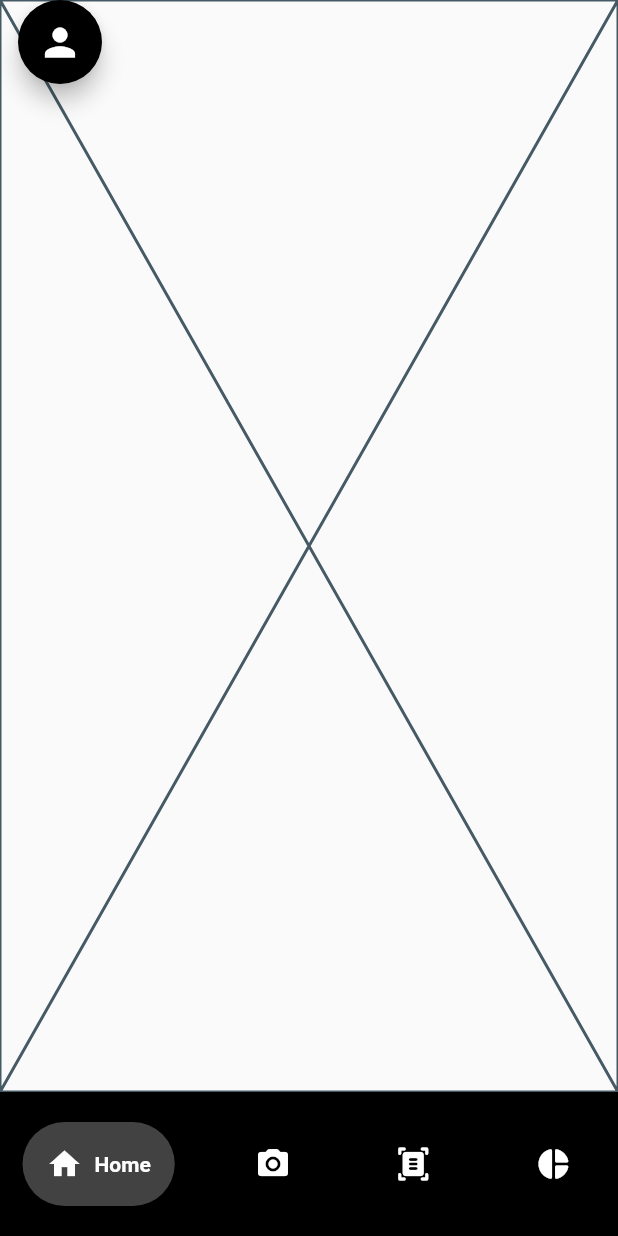
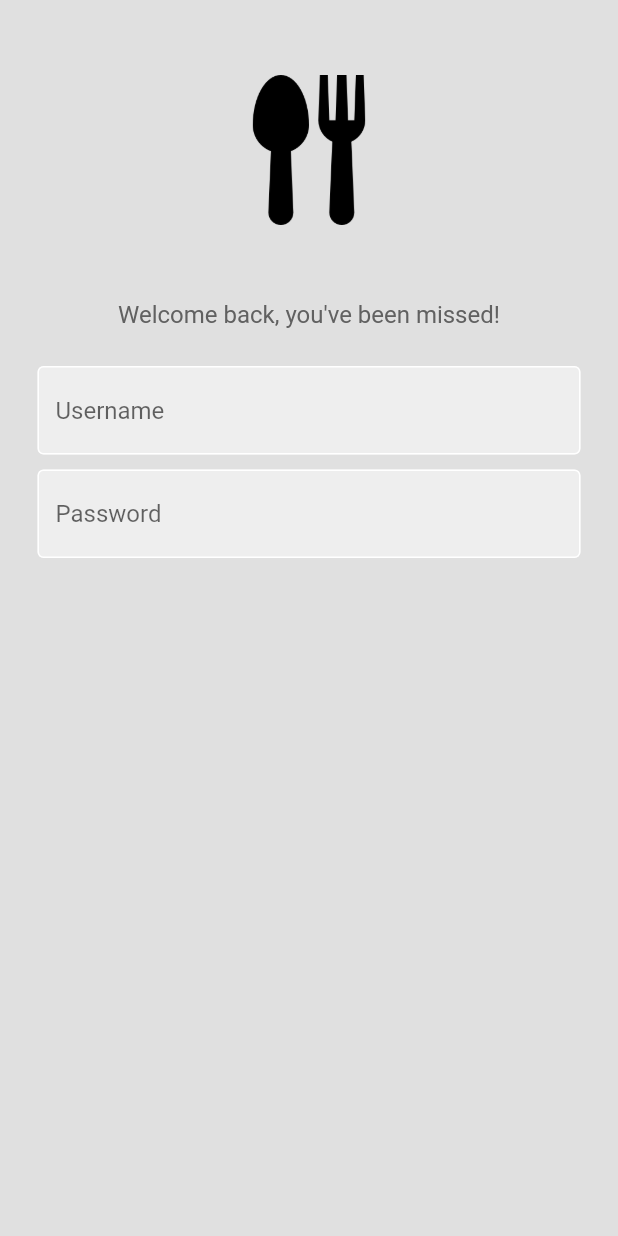
Before and after one commit to VishnuVardhanBR/NutriLens, a Flutter app: the screen it shows after launch, on a phone screen of 412 x 824 dp. Run offline on Flutter 3.47's test engine with Material 2 defaults, Android fonts, the phone set to English and light mode, and no system bars; drawn by our look-alikes of flutter_advanced_drawer, google_nav_bar; our stand-ins replace firebase_core, image_picker; accounts and stored records are empty.

Commit message:
added login page basic

```diff
--- /dev/null
+++ b/lib/components/text_field.dart
@@ -0,0 +1,36 @@
+import 'package:flutter/material.dart';
+
+class MyTextField extends StatelessWidget {
+  final controller;
+  final String hintText;
+  final bool obscureText;
+
+  const MyTextField({
+    super.key,
+    required this.controller,
+    required this.hintText,
+    required this.obscureText,
+  });
+
+  @override
+  Widget build(BuildContext context) {
+    return Padding(
+      padding: const EdgeInsets.symmetric(horizontal: 25.0),
+      child: TextField(
+        controller: controller,
+        obscureText: obscureText,
+        decoration: InputDecoration(
+          enabledBorder: const OutlineInputBorder(
+            borderSide: BorderSide(color: Colors.white),
+          ),
+          focusedBorder: OutlineInputBorder(
+            borderSide: BorderSide(color: Colors.grey.shade400),
+          ),
+          fillColor: Colors.grey[200],
+          filled: true,
+          hintText: hintText,
+        ),
+      ),
+    );
+  }
+}
--- a/lib/main.dart
+++ b/lib/main.dart
@@ -1,6 +1,7 @@
 import 'package:flutter/material.dart';
-import 'splash_screen.dart';
+import 'pages/login_page.dart';
 import 'navbar.dart';
+
 
 void main() {
   runApp(const MyApp());
@@ -17,7 +18,7 @@ class MyApp extends StatelessWidget {
       debugShowCheckedModeBanner: false,
       initialRoute: '/',
       routes: {
-        '/': (context) => SplashScreen(),
+        '/': (context) => LoginPage(),
         '/navbar': (context) => NavBar(),
       },
     );
--- /dev/null
+++ b/lib/pages/login_page.dart
@@ -0,0 +1,49 @@
+import 'package:flutter/material.dart';
+import 'package:nutri_lens/components/text_field.dart';
+
+class LoginPage extends StatelessWidget {
+  LoginPage({super.key});
+
+  final usernameController = TextEditingController();
+  final passwordController = TextEditingController();
+  @override
+  Widget build(BuildContext context) {
+    return Scaffold(
+        backgroundColor: Colors.grey[300],
+        body: SafeArea(
+          child: Center(
+            child: Column(
+              children: [
+                const SizedBox(
+                  height: 50,
+                ),
+                Image.asset(
+                  "assets/images/food_icon.png",
+                  width: 100,
+                  height: 100,
+                ),
+                const SizedBox(height: 50),
+                Text(
+                  "Welcome back, you've been missed!",
+                  style: TextStyle(color: Colors.grey[700], fontSize: 16),
+                ),
+                const SizedBox(
+                  height: 25,
+                ),
+                MyTextField(
+                  controller: usernameController,
+                  hintText: 'Username',
+                  obscureText: false,
+                ),
+                const SizedBox(height: 10),
+                MyTextField(
+                  controller: passwordController,
+                  hintText: 'Password',
+                  obscureText: true,
+                ),
+              ],
+            ),
+          ),
+        ));
+  }
+}
--- a/lib/styles/button.dart
+++ b/lib/styles/button.dart
@@ -11,4 +11,3 @@ final ButtonStyle buttonPrimary = ElevatedButton.styleFrom(
   //     milliseconds: 1000),
   splashFactory: InkRipple.splashFactory,
 );
-c
```
Also changed, not shown: assets/model/labels.txt (added, +46 -0 lines), lib/pages/new_scan.dart (+18 -17 lines), native_splash.yaml (added, +138 -0 lines), pubspec.yaml (+8 -65 lines), assets/images/apple.png (added), assets/images/background_image.jpg (deleted), assets/images/google.png (added), lib/firebase_options.dart (added), pubspec.lock, 42 other files.
